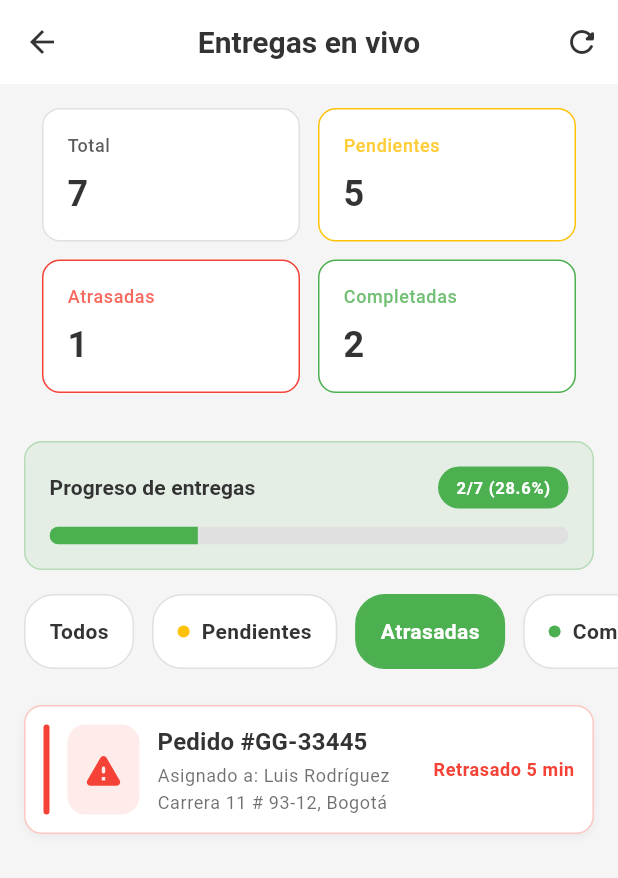
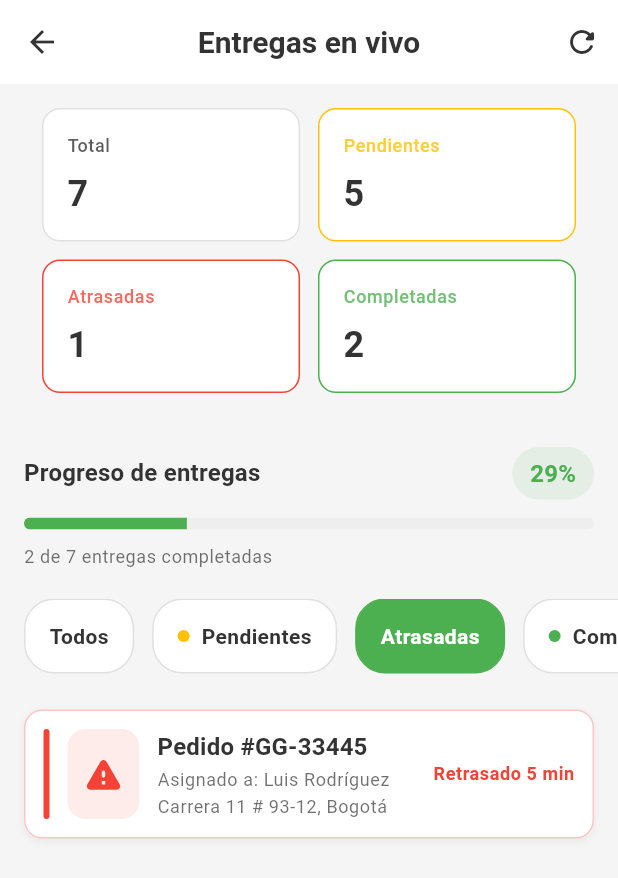
Before and after one commit to JuanFernandoBallesterosMaciasUIS/GreenGo-Logistics3, a Flutter app: the SupervisorScreen screen opened directly, after a tap on "Todos", after a tap on "Pendientes", after a tap on "Atrasadas", on a phone screen of 412 x 824 dp. Shown: the top 878 px of the screen. Run offline on Flutter 3.47's test engine with Material 3 defaults, Android fonts, the phone set to English and light mode, and no system bars; Roboto replaces fonts that are missing (Manrope).

Commit message:
feat: Mejora la sección de progreso de entregas con diseño responsivo y actualización de estilos

```diff
--- a/lib/screens/supervisor_screen.dart
+++ b/lib/screens/supervisor_screen.dart
@@ -117,25 +117,17 @@ class _SupervisorScreenState extends State<SupervisorScreen> {
           ),
           // Progress Section
           Padding(
-            padding: const EdgeInsets.symmetric(horizontal: 16.0, vertical: 16),
-            child: Container(
-              padding: const EdgeInsets.all(16),
-              decoration: BoxDecoration(
-                borderRadius: BorderRadius.circular(12),
-                color: AppTheme.primary.withOpacity(0.1),
-                border: Border.all(
-                  color: AppTheme.primary.withOpacity(0.3),
-                ),
-              ),
+            padding: const EdgeInsets.symmetric(horizontal: 16.0, vertical: 20),
             child: Column(
               crossAxisAlignment: CrossAxisAlignment.start,
               children: [
                 Row(
                   mainAxisAlignment: MainAxisAlignment.spaceBetween,
+                  crossAxisAlignment: CrossAxisAlignment.center,
                   children: [
                     Text(
                       'Progreso de entregas',
-                        style: theme.textTheme.titleSmall?.copyWith(
+                      style: theme.textTheme.titleMedium?.copyWith(
                         fontWeight: FontWeight.bold,
                       ),
                     ),
@@ -146,33 +138,42 @@ class _SupervisorScreenState extends State<SupervisorScreen> {
                       ),
                       decoration: BoxDecoration(
                         borderRadius: BorderRadius.circular(20),
-                          color: AppTheme.primary,
+                        color: AppTheme.primary.withOpacity(0.1),
                       ),
                       child: Text(
-                          '${provider.completedCount}/${provider.totalDeliveries} (${provider.completionPercentage.toStringAsFixed(1)}%)',
-                          style: theme.textTheme.labelSmall?.copyWith(
-                            color: Colors.white,
+                        '${provider.completionPercentage.toStringAsFixed(0)}%',
+                        style: theme.textTheme.titleSmall?.copyWith(
+                          color: AppTheme.primary,
                           fontWeight: FontWeight.bold,
+                          fontSize: 16,
                         ),
                       ),
                     ),
                   ],
                 ),
                 const SizedBox(height: 12),
+                // Progress Bar
                 ClipRRect(
                   borderRadius: BorderRadius.circular(8),
                   child: LinearProgressIndicator(
                     value: provider.completionPercentage / 100,
-                      minHeight: 12,
+                    minHeight: 8,
                     backgroundColor: theme.brightness == Brightness.light
-                          ? Colors.grey[300]
-                          : Colors.grey[700],
-                      valueColor:
-                          AlwaysStoppedAnimation<Color>(AppTheme.primary),
+                        ? Colors.grey[200]
+                        : Colors.grey[800],
+                    valueColor: AlwaysStoppedAnimation<Color>(
+                      AppTheme.primary,
+                    ),
+                  ),
+                ),
+                const SizedBox(height: 10),
+                Text(
+                  '${provider.completedCount} de ${provider.totalDeliveries} entregas completadas',
+                  style: theme.textTheme.bodySmall?.copyWith(
+                    color: theme.textTheme.bodyMedium?.color?.withOpacity(0.7),
                   ),
                 ),
               ],
-              ),
             ),
           ),
           // Filter chips
```
Lines whose indentation alone changed are shown as unchanged.
